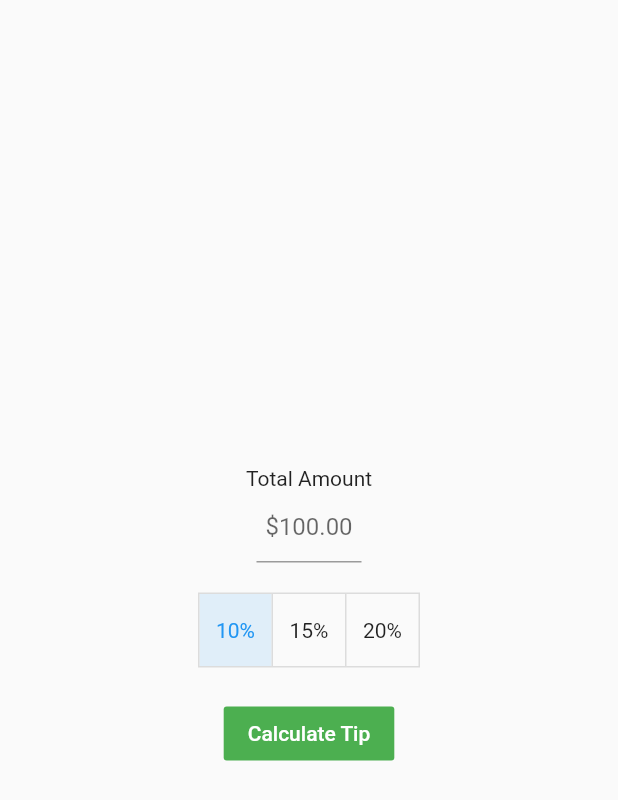
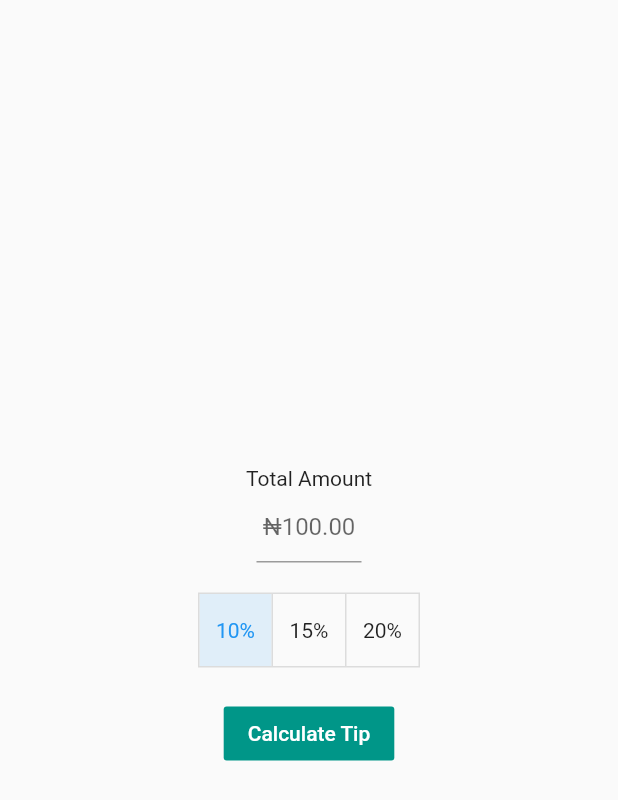
Before and after one commit to Edivri/tip_calc, a Flutter app: the screen it shows after launch, on a phone screen of 412 x 824 dp. Shown: the top 800 px of the screen. Run offline on Flutter 3.47's test engine with Material 2 defaults, Android fonts, the phone set to English and light mode, and no system bars.

Commit message:
Update main.dart

```diff
--- a/lib/main.dart
+++ b/lib/main.dart
@@ -18,7 +18,9 @@ class _MyAppState extends State<MyApp> {
 
   @override
   Widget build(BuildContext context) {
+
     return MaterialApp(
+      debugShowCheckedModeBanner: false,
         home: Scaffold(
       body: Center(
         child: Column(
@@ -38,7 +40,7 @@ class _MyAppState extends State<MyApp> {
               child: TextField(
                 controller: controller,
                 textAlign: TextAlign.center,
-                decoration: InputDecoration(hintText: '\$100.00'),
+                decoration: InputDecoration(hintText: '\₦100.00'),
                 keyboardType: TextInputType.numberWithOptions(decimal: true),
               ),
             ),
@@ -52,7 +54,7 @@ class _MyAppState extends State<MyApp> {
             FlatButton(
                 onPressed: calculateTip,
                 child: Text('Calculate Tip'),
-                color: Colors.green,
+                color: Colors.teal,
                 textColor: Colors.white)
           ],
         ),
```
